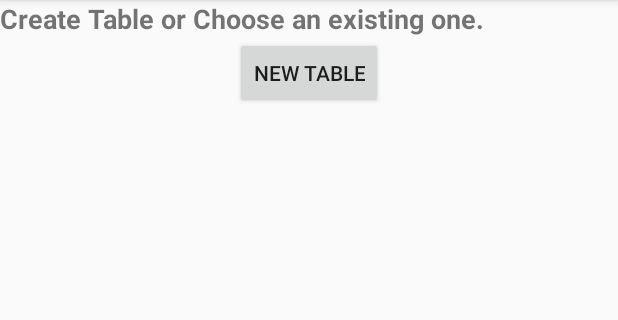
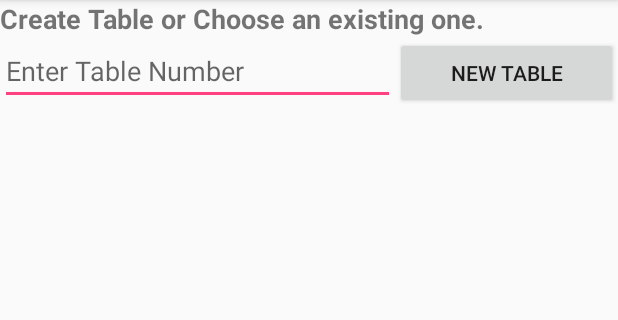
Before and after one commit to Nihilius/WheresMyWaiter, an Android app: the WaiterTableTracker screen opened directly, with no data from a screen before it, on a phone screen of 412 x 824 dp, the part 84-404 px from its top. Run offline under Robolectric (Android 15) with nearby library versions, the phone set to English and light mode, and no system bars; our stand-ins replace Firebase (no records; nobody signed in at launch, a user with empty details on screens opened directly).

Commit message:
added some content to waitertabletracker for layout, just need to find out why my values for waiterid and restarauntid do not work

```diff
--- a/app/src/main/java/com/db/bv/bignerdranch/android/wheresmywaiter/LoginEmployeeActivity.java
+++ b/app/src/main/java/com/db/bv/bignerdranch/android/wheresmywaiter/LoginEmployeeActivity.java
@@ -31,6 +31,7 @@ public class LoginEmployeeActivity extends AppCompatActivity {
     ArrayList<Waiter> mWaiters;
 
     private static final String RESTARAUNT_ID = "com.db.bv.bignerdranch.android.wheresmywaiter.restarauntid";
+    private static final String WAITER_ID = "com.db.bv.bignerdranch.android.wheresmywaiter.waiterid";
     private String restarauntId;
 
     @Override
@@ -109,8 +110,12 @@ public class LoginEmployeeActivity extends AppCompatActivity {
 
                     if (waiter.getPassword().equals(password)) {
                         Toast.makeText(getApplicationContext(), "Yay! This worked", Toast.LENGTH_SHORT).show();
-                        //TODO: Pass waiter and restaraunt ids using intent extras
-                        startActivity(new Intent(getApplicationContext(), WaiterTableTracker.class));
+                        //TODO: Pass waiter and restaraunt ids using intent extras /// DONE
+                        Intent waiterTableIntent = new Intent(getApplicationContext(), WaiterTableTracker.class);
+                        waiterTableIntent.putExtra(WAITER_ID, waiter.getWaiterId());
+                        startActivity(waiterTableIntent);
+
+
 
                     } else {
                         Toast.makeText(getApplicationContext(), "Incorrect Password, please reenter", Toast.LENGTH_SHORT).show();
--- a/app/src/main/java/com/db/bv/bignerdranch/android/wheresmywaiter/WaiterTableTracker.java
+++ b/app/src/main/java/com/db/bv/bignerdranch/android/wheresmywaiter/WaiterTableTracker.java
@@ -1,19 +1,134 @@
 package com.db.bv.bignerdranch.android.wheresmywaiter;
 
+import android.content.Intent;
 import android.support.v7.app.AppCompatActivity;
 import android.os.Bundle;
+import android.text.TextUtils;
+import android.view.View;
+import android.widget.Button;
+import android.widget.EditText;
+import android.widget.ListView;
+import android.widget.Toast;
+
+import com.google.firebase.database.DataSnapshot;
+import com.google.firebase.database.DatabaseError;
+import com.google.firebase.database.DatabaseReference;
+import com.google.firebase.database.FirebaseDatabase;
+import com.google.firebase.database.ValueEventListener;
+
+import java.util.ArrayList;
 
 public class WaiterTableTracker extends AppCompatActivity {
+
+    Button createNewTable;
+    ListView tableListview;
+    EditText enteredTableNumber;
+
+    ArrayList<Table> mTables;
+    DatabaseReference databaseTables;
+    private static final String RESTARAUNT_ID = "com.db.bv.bignerdranch.android.wheresmywaiter.restarauntid";
+    private static final String WAITER_ID = "com.bd.bv.bignerdranch.android.wheresmtwaiter.waiterid";
+
+    private String restarauntId,waiterId;
+
 
     @Override
     protected void onCreate(Bundle savedInstanceState) {
         super.onCreate(savedInstanceState);
         setContentView(R.layout.activity_waiter_table_tracker);
+        Intent intent = getIntent();
+        restarauntId = intent.getStringExtra(RESTARAUNT_ID);
+        waiterId = intent.getStringExtra(WAITER_ID);
+
+
+        databaseTables = FirebaseDatabase.getInstance().getReference("Table_Session");
+        createNewTable = (Button) findViewById(R.id.CreateTableButton);
+        tableListview = (ListView) findViewById(R.id.ListViewTable);
+        enteredTableNumber = (EditText) findViewById(R.id.editTextTableNumber) ;
+
+        //set up tables array
+
+        mTables = new ArrayList<>();
+
+
+        createNewTable.setOnClickListener(new View.OnClickListener() {
+            @Override
+            public void onClick(View v) {
+                addTable(restarauntId, waiterId,Integer.getInteger(enteredTableNumber.getText().toString()) );
+            }
+        });
+
+
+    }
+
+    private void addTable(String restarauntId, String waiterId, int tableNumber) {
+
+
+
+            //creating an Table Object
+            Table table = new Table(tableNumber,restarauntId,waiterId,false,false);
+
+            //Saving the Artist
+            databaseTables.child(restarauntId).child(waiterId).setValue(table);
+
+            //setting edittext to blank again
+          enteredTableNumber.setText("");
+
+            //displaying a success toast
+            Toast.makeText(this, "Table added", Toast.LENGTH_LONG).show();
+
+
+
+    }
+
+    @Override
+    protected void onStart() {
+        super.onStart();
+        //attaching value event listener
+        databaseTables.addValueEventListener(new ValueEventListener() {
+            @Override
+            public void onDataChange(DataSnapshot dataSnapshot) {
+
+
+                //clearing the previous waiter list
+                mTables.clear();
+                //iterating through all the nodes
+                for (DataSnapshot postSnapshot : dataSnapshot.child(restarauntId).child(waiterId).getChildren()) {
+                    //getting waiter
+                    Table table = postSnapshot.getValue(Table.class);
+                    //adding waiter to the list
+                    mTables.add(table);
+                }
+                //creating adapter
+                TableList tableAdapter = new TableList(WaiterTableTracker.this, mTables);
+                //attaching adapter to the listview
+                tableListview.setAdapter(tableAdapter);
+            }
+
+            @Override
+            public void onCancelled(DatabaseError databaseError) {
+
+            }
+        });
+    }
 
 
 
 
 
 
-    }
+
+
+
+
+
+
+
+
+
+
+
+
+
+
 }
--- a/app/src/main/res/layout/activity_waiter_table_tracker.xml
+++ b/app/src/main/res/layout/activity_waiter_table_tracker.xml
@@ -10,16 +10,39 @@
         android:id="@+id/textView2"
         android:layout_width="match_parent"
         android:layout_height="wrap_content"
+        android:layout_alignParentTop="true"
         android:text="Create Table or Choose an existing one."
         android:textSize="18sp"
-        android:textStyle="bold"
-        android:layout_alignParentTop="true"/>
+        android:textStyle="bold" />
 
-    <Button
-        android:id="@+id/CreateTableButton"
-        android:layout_width="wrap_content"
+    <LinearLayout
+        android:id="@+id/newTableLayout"
+        android:layout_width="match_parent"
         android:layout_height="wrap_content"
-        android:text="New Table"
-        android:layout_below="@id/textView2"
-        android:layout_centerInParent="true"/>
+        android:layout_below="@+id/textView2"
+        android:orientation="horizontal">
+
+        <EditText
+            android:id="@+id/editTextTableNumber"
+            android:layout_width="wrap_content"
+            android:layout_height="wrap_content"
+            android:layout_weight="1"
+            android:ems="10"
+            android:hint="Enter Table Number"
+            android:inputType="textPersonName"
+            android:text="" />
+
+        <Button
+            android:id="@+id/CreateTableButton"
+            android:layout_width="wrap_content"
+            android:layout_height="wrap_content"
+            android:layout_weight="1"
+            android:text="New Table" />
+    </LinearLayout>
+
+    <ListView
+        android:id="@+id/ListViewTable"
+        android:layout_width="match_parent"
+        android:layout_height="match_parent"
+        android:layout_below="@id/newTableLayout" />
 </RelativeLayout>
```
